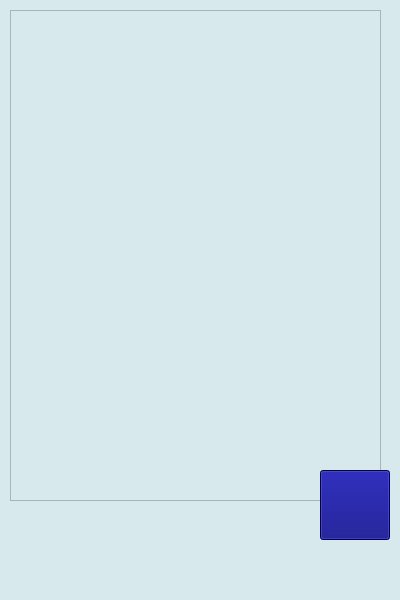
Qt form Address_Book/mainwindow.ui (kajo12864/Address-Book) before a commit.
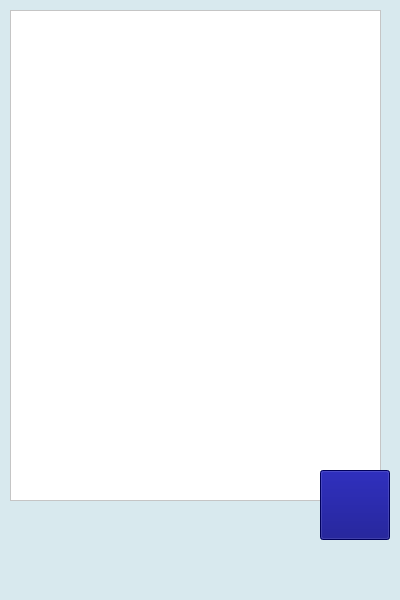
The same form after that commit. Icons and pictures are not drawn.

Commit message: GUI fix for contact list

What changed in the file:
```diff
--- a/Address_Book/mainwindow.ui
+++ b/Address_Book/mainwindow.ui
@@ -40,7 +40,7 @@
     </property>
     <property name="styleSheet">
      <string notr="true">background-color: rgb(255, 255, 255);
-\\n</string>
+color: black;</string>
     </property>
    </widget>
    <widget class="QPushButton" name="pushButton">
```
